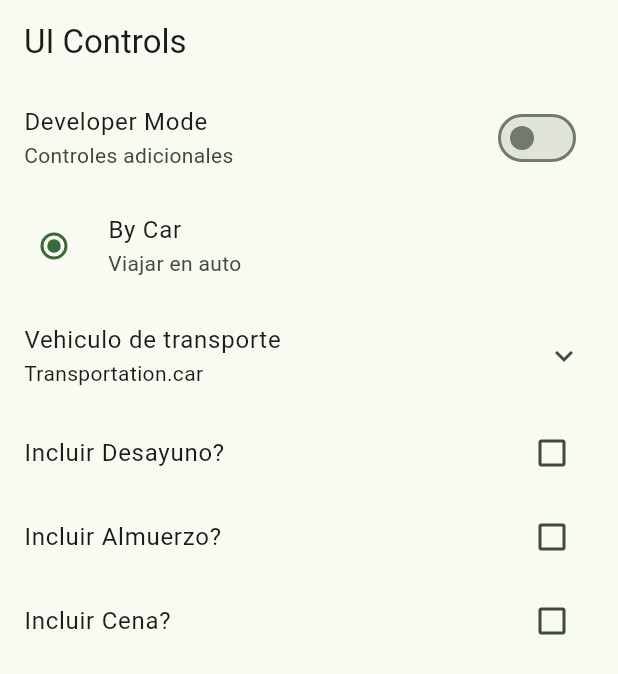
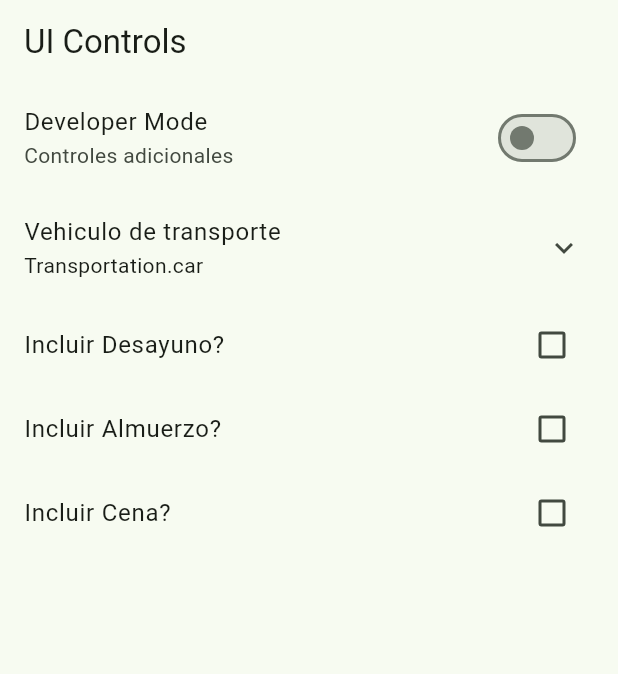
Before and after one commit to ciarte/widgets_app, a Flutter app: the UiControlsScreen screen opened by its route, on a phone screen of 412 x 824 dp. Shown: the top 674 px of the screen. Run offline on Flutter 3.47's test engine with Material 2 defaults, Android fonts, the phone set to English and light mode, and no system bars; our stand-ins replace go_router.

Commit message:
fix error

```diff
--- a/lib/presentation/screens/ui_controls/ui_controls_screen.dart
+++ b/lib/presentation/screens/ui_controls/ui_controls_screen.dart
@@ -41,20 +41,21 @@ class _UiControlsViewState extends State<_UiControlsView> {
             isDeveloper = !isDeveloper;
           }),
         ),
-        RadioListTile(
-          title: const Text('By Car'),
-          subtitle: const Text('Viajar en auto'),
-          value: Transportation.car,
-          groupValue: selectedTransportation,
-          onChanged: (value) => setState(() {
-            selectedTransportation = Transportation.car;
-          }),
-        ),
+
         ExpansionTile(
           title: const Text('Vehiculo de transporte'),
           subtitle: Text('$selectedTransportation'),
           initiallyExpanded: false,
           children: [
+            RadioListTile(
+              title: const Text('By Car'),
+              subtitle: const Text('Viajar en auto'),
+              value: Transportation.car,
+              groupValue: selectedTransportation,
+              onChanged: (value) => setState(() {
+                selectedTransportation = Transportation.car;
+              }),
+            ),
             RadioListTile(
               title: const Text('By Plane'),
               subtitle: const Text('Viajar en avion'),
```
